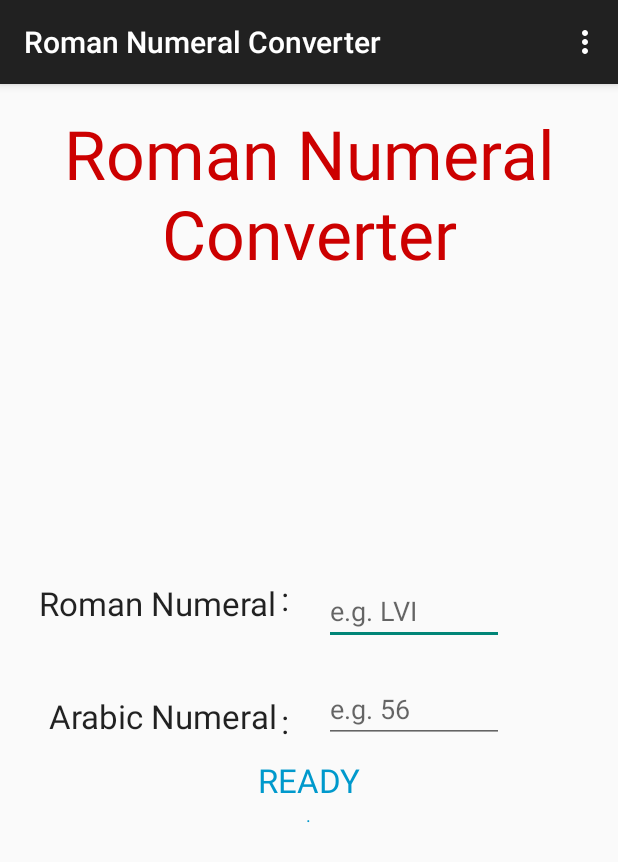
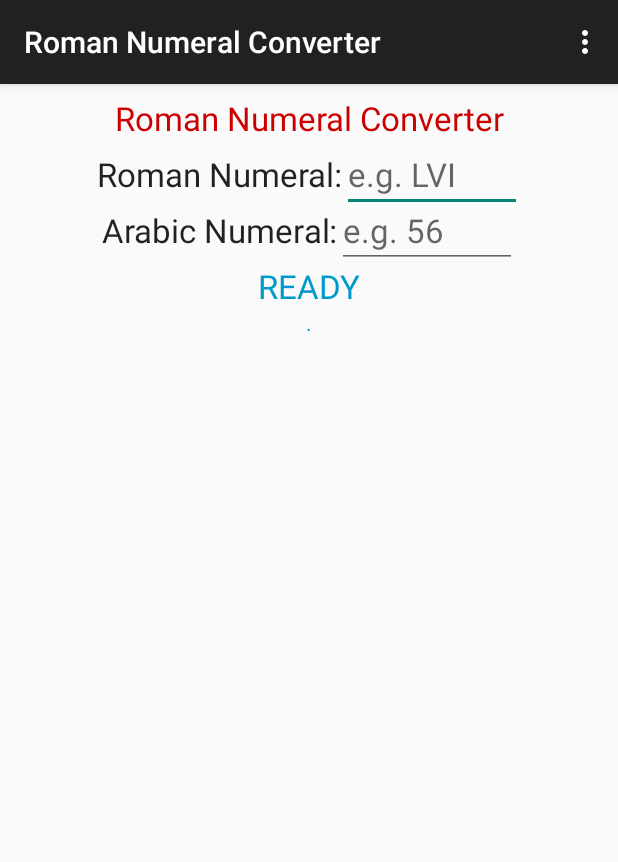
Before and after one commit to shaunpc/RomanNumeralConverter, an Android app: the screen it shows after launch (MainActivity), on a phone screen of 412 x 824 dp. Shown: the top 862 px of the screen. Run offline under Robolectric (Android 15) with nearby library versions, the light colour scheme and no system bars; our stand-ins replace AdMob.

Commit message:
sdk27 and constraint-layout refactor

```diff
--- a/app/src/main/java/com/spc/romannumeralconverter/MainActivity.java
+++ b/app/src/main/java/com/spc/romannumeralconverter/MainActivity.java
@@ -56,14 +56,13 @@ public class MainActivity extends AppCompatActivity {
         setContentView(R.layout.activity_main);
 
         // find the relevant screen components
-        rnEditRN = (EditText) findViewById(R.id.editTextRNInput);
-        rnEditAI = (EditText) findViewById(R.id.editTextAIInput);
-        rnStatus = (TextView) findViewById(R.id.textViewStatus);
-        rnErrMsg = (TextView) findViewById(R.id.textViewErrMsg);
-        rnAuto = (Button) findViewById(R.id.buttonAuto);
-        rnAutoAdd = (Button) findViewById(R.id.buttonAdd);
-        rnAutoSub = (Button) findViewById(R.id.buttonSubtract);
-
+        rnEditRN = findViewById(R.id.editTextRNInput);
+        rnEditAI = findViewById(R.id.editTextAIInput);
+        rnStatus = findViewById(R.id.textViewStatus);
+        rnErrMsg = findViewById(R.id.textViewErrMsg);
+        rnAuto = findViewById(R.id.buttonAuto);
+        rnAutoAdd = findViewById(R.id.buttonAdd);
+        rnAutoSub = findViewById(R.id.buttonSubtract);
         adFragment = findViewById(R.id.adFragment_main);
 
         // create the LongClickListener on status to switch mode
@@ -201,7 +200,10 @@ public class MainActivity extends AppCompatActivity {
         };
         Log.v(TAG, "... created rnTimer " + rnTimer + "... rnTimerRunning=" + rnTimerRunning);
 
-        // In manual mode, so don't yet display it
+        // In manual mode, so don't yet display any clever stuff
+        rnAutoAdd.setVisibility(View.GONE);
+        rnAutoSub.setVisibility(View.GONE);
+        rnAuto.setVisibility(View.GONE);
         adFragment.setVisibility(View.GONE);
 
         // display the last known number
@@ -308,8 +310,8 @@ public class MainActivity extends AppCompatActivity {
             rnStatus.setText(getString(R.string.RN_status));  //READY
             rnErrMsg.setText(getString(R.string.manualreset));
         }
-        rnEditAI.setText(getString(R.string.blank));;  // Setting empty string should make hint visible?
-        rnEditRN.setText(getString(R.string.blank));;  // Setting empty string should make hint visible?
+        rnEditAI.setText(getString(R.string.blank));  // Setting empty string should make hint visible?
+        rnEditRN.setText(getString(R.string.blank));  // Setting empty string should make hint visible?
         rnCounter = 0;
     }
 
--- a/app/src/main/res/layout-land/activity_main.xml
+++ /dev/null
@@ -1,191 +0,0 @@
-<RelativeLayout xmlns:android="http://schemas.android.com/apk/res/android"
-    xmlns:tools="http://schemas.android.com/tools"
-    android:layout_width="match_parent"
-    android:layout_height="match_parent"
-    android:paddingTop="@dimen/activity_vertical_margin"
-    tools:context=".MainActivity">
-
-    <TextView
-        android:id="@+id/textViewTitle"
-        android:layout_width="wrap_content"
-        android:layout_height="wrap_content"
-        android:layout_alignParentTop="true"
-        android:layout_centerHorizontal="true"
-        android:ellipsize="middle"
-        android:gravity="center"
-        android:text="@string/RNC_title"
-        android:textAppearance="?android:attr/textAppearanceLarge"
-        android:textColor="@android:color/holo_red_dark"
-        android:textSize="@dimen/abc_text_size_display_2_material" />
-
-    <TextView
-        android:id="@+id/centerPlaceholder"
-        android:layout_width="@dimen/abc_text_size_title_material"
-        android:layout_height="@dimen/abc_text_size_title_material"
-        android:layout_centerInParent="true" />
-
-    <TextView
-        android:id="@+id/textViewRN"
-        android:layout_width="wrap_content"
-        android:layout_height="wrap_content"
-        android:layout_above="@id/centerPlaceholder"
-        android:layout_alignParentLeft="true"
-        android:layout_alignParentStart="true"
-        android:layout_toLeftOf="@id/colonRN"
-        android:layout_toStartOf="@id/colonRN"
-        android:gravity="end|center_vertical"
-        android:minLines="2"
-        android:paddingLeft="@dimen/activity_horizontal_margin"
-        android:text="@string/RN_text"
-        android:textAppearance="?android:attr/textAppearanceLarge" />
-
-    <TextView
-        android:id="@+id/colonRN"
-        android:layout_width="wrap_content"
-        android:layout_height="wrap_content"
-        android:layout_above="@id/centerPlaceholder"
-        android:layout_toLeftOf="@id/editTextRNInput"
-        android:layout_toStartOf="@id/editTextRNInput"
-        android:gravity="center"
-        android:minLines="2"
-        android:padding="3dp"
-        android:text="@string/colon"
-        android:textAppearance="?android:attr/textAppearanceLarge" />
-
-    <EditText
-        android:id="@+id/editTextRNInput"
-        android:layout_width="wrap_content"
-        android:layout_height="wrap_content"
-        android:layout_above="@id/centerPlaceholder"
-        android:layout_toLeftOf="@id/centerPlaceholder"
-        android:layout_toStartOf="@id/centerPlaceholder"
-        android:gravity="center"
-        android:hint="@string/RN_input"
-        android:imeOptions="actionDone"
-        android:inputType="text|textCapCharacters|textNoSuggestions"
-        android:minLines="2"
-        android:minWidth="120dp"
-        android:textColor="@color/cactusGreenColor" />
-
-    <TextView
-        android:id="@+id/textViewAI"
-        android:layout_width="wrap_content"
-        android:layout_height="wrap_content"
-        android:layout_above="@id/centerPlaceholder"
-        android:layout_alignParentEnd="true"
-        android:layout_alignParentRight="true"
-        android:layout_toEndOf="@id/colonAI"
-        android:layout_toRightOf="@id/colonAI"
-        android:gravity="start|center_vertical"
-        android:minLines="2"
-        android:paddingRight="@dimen/activity_horizontal_margin"
-        android:text="@string/AI_text"
-        android:textAppearance="?android:attr/textAppearanceLarge" />
-
-    <EditText
-        android:id="@+id/editTextAIInput"
-        android:layout_width="wrap_content"
-        android:layout_height="wrap_content"
-        android:layout_above="@id/centerPlaceholder"
-        android:layout_toEndOf="@id/centerPlaceholder"
-        android:layout_toRightOf="@id/centerPlaceholder"
-        android:gravity="center"
-        android:hint="@string/AI_input"
-        android:imeOptions="actionDone"
-        android:inputType="number"
-        android:minLines="2"
-        android:minWidth="120dp"
-        android:textColor="@color/cactusGreenColor" />
-
-    <TextView
-        android:id="@+id/colonAI"
-        android:layout_width="wrap_content"
-        android:layout_height="wrap_content"
-        android:layout_above="@id/centerPlaceholder"
-        android:layout_toEndOf="@id/editTextAIInput"
-        android:layout_toRightOf="@id/editTextAIInput"
-        android:gravity="center"
-        android:minLines="2"
-        android:padding="3dp"
-        android:text="@string/colon"
-        android:textAppearance="?android:attr/textAppearanceLarge" />
-
-    <TextView
-        android:id="@+id/textViewStatus"
-        android:layout_width="wrap_content"
-        android:layout_height="wrap_content"
-        android:layout_below="@id/textViewAI"
-        android:layout_centerHorizontal="true"
-        android:clickable="true"
-        android:gravity="end|center_vertical"
-        android:longClickable="true"
-        android:onClick="onStatusClick"
-        android:text="@string/RN_status"
-        android:textAppearance="?android:attr/textAppearanceLarge"
-        android:textColor="@android:color/holo_blue_dark" />
-
-    <TextView
-        android:id="@+id/textViewErrMsg"
-        android:layout_width="wrap_content"
-        android:layout_height="wrap_content"
-        android:layout_below="@id/buttonAuto"
-        android:layout_centerHorizontal="true"
-        android:gravity="end|center_vertical"
-        android:text="@string/RN_errmsg"
-        android:textColor="@android:color/holo_blue_dark"
-        android:textSize="@dimen/abc_text_size_caption_material" />
-
-    <Button
-        android:id="@+id/buttonAdd"
-        android:layout_width="70dp"
-        android:layout_height="70dp"
-        android:layout_below="@id/textViewStatus"
-        android:layout_marginEnd="10dp"
-        android:layout_marginRight="10dp"
-        android:layout_toLeftOf="@id/buttonAuto"
-        android:layout_toStartOf="@id/buttonAuto"
-        android:contentDescription="@string/buttonAdd"
-        android:onClick="counterAdd"
-        android:text="@string/buttonAdd"
-        android:textColor="@android:color/holo_blue_dark"
-        android:textSize="@dimen/abc_text_size_headline_material"
-        android:textStyle="bold"
-        android:visibility="gone" />
-
-    <Button
-        android:id="@+id/buttonAuto"
-        android:layout_width="80dp"
-        android:layout_height="70dp"
-        android:layout_below="@id/textViewStatus"
-        android:layout_centerHorizontal="true"
-        android:contentDescription="@string/buttonAuto"
-        android:onClick="counterAuto"
-        android:text="@string/buttonAutoUp"
-        android:textSize="@dimen/abc_text_size_small_material"
-        android:visibility="gone" />
-
-    <Button
-        android:id="@+id/buttonSubtract"
-        android:layout_width="70dp"
-        android:layout_height="70dp"
-        android:layout_below="@id/textViewStatus"
-        android:layout_marginLeft="10dp"
-        android:layout_marginStart="10dp"
-        android:layout_toEndOf="@id/buttonAuto"
-        android:layout_toRightOf="@id/buttonAuto"
-        android:contentDescription="@string/buttonSubtract"
-        android:onClick="counterSubtract"
-        android:text="@string/buttonSubtract"
-        android:textColor="@android:color/holo_blue_dark"
-        android:textSize="@dimen/abc_text_size_headline_material"
-        android:textStyle="bold"
-        android:visibility="gone" />
-
-    <fragment
-        android:id="@+id/adFragment_main"
-        android:name="com.spc.romannumeralconverter.AdFragment"
-        android:layout_width="match_parent"
-        android:layout_height="wrap_content"
-        android:layout_alignParentBottom="true" />
-
-</RelativeLayout>
--- a/app/src/main/res/layout/activity_main.xml
+++ b/app/src/main/res/layout/activity_main.xml
@@ -1,9 +1,11 @@
-<RelativeLayout xmlns:android="http://schemas.android.com/apk/res/android"
+<android.support.constraint.ConstraintLayout xmlns:android="http://schemas.android.com/apk/res/android"
+    xmlns:app="http://schemas.android.com/apk/res-auto"
     xmlns:tools="http://schemas.android.com/tools"
+    android:id="@+id/constraintLayout"
     android:layout_width="match_parent"
     android:layout_height="match_parent"
-    android:paddingTop="@dimen/activity_vertical_margin"
-    tools:context=".MainActivity">
+    tools:context=".MainActivity"
+    tools:layout_editor_absoluteY="81dp">
 
     <TextView
         android:id="@+id/textViewTitle"
@@ -11,180 +13,174 @@
         android:layout_height="wrap_content"
         android:layout_alignParentTop="true"
         android:layout_centerHorizontal="true"
+        android:layout_marginEnd="8dp"
+        android:layout_marginStart="8dp"
+        android:layout_marginTop="8dp"
         android:ellipsize="middle"
         android:gravity="center"
         android:text="@string/RNC_title"
         android:textAppearance="?android:attr/textAppearanceLarge"
         android:textColor="@android:color/holo_red_dark"
-        android:textSize="@dimen/abc_text_size_display_2_material" />
+        app:layout_constraintEnd_toEndOf="parent"
+        app:layout_constraintStart_toStartOf="parent"
+        app:layout_constraintTop_toTopOf="parent" />
 
     <TextView
-        android:id="@+id/centerPlaceholder"
-        android:layout_width="@dimen/abc_text_size_title_material"
-        android:layout_height="@dimen/abc_text_size_title_material"
-        android:layout_centerInParent="true" />
+        android:id="@+id/textViewRN"
+        android:layout_width="wrap_content"
+        android:layout_height="wrap_content"
+        android:gravity="end|center_vertical"
+        android:singleLine="true"
+        android:text="@string/RN_text"
+        android:textAppearance="?android:attr/textAppearanceLarge"
+        app:layout_constraintBaseline_toBaselineOf="@+id/colonRN"
+        app:layout_constraintEnd_toStartOf="@+id/colonRN"
+        app:layout_constraintHorizontal_chainStyle="packed"
+        app:layout_constraintStart_toStartOf="parent" />
 
     <TextView
         android:id="@+id/colonRN"
         android:layout_width="wrap_content"
         android:layout_height="wrap_content"
-        android:layout_above="@id/centerPlaceholder"
-        android:layout_toLeftOf="@id/centerPlaceholder"
-        android:layout_toStartOf="@id/centerPlaceholder"
+        android:layout_marginTop="8dp"
         android:gravity="center"
-        android:minLines="2"
-        android:padding="3dp"
         android:text="@string/colon"
-        android:textAppearance="?android:attr/textAppearanceLarge" />
-
-    <TextView
-        android:id="@+id/textViewRN"
-        android:layout_width="wrap_content"
-        android:layout_height="wrap_content"
-        android:layout_above="@id/centerPlaceholder"
-        android:layout_toLeftOf="@id/colonRN"
-        android:layout_toStartOf="@id/colonRN"
-        android:gravity="end|center_vertical"
-        android:minLines="2"
-        android:paddingLeft="@dimen/activity_horizontal_margin"
-        android:text="@string/RN_text"
-        android:textAppearance="?android:attr/textAppearanceLarge" />
+        android:textAppearance="?android:attr/textAppearanceLarge"
+        app:layout_constraintEnd_toStartOf="@+id/editTextRNInput"
+        app:layout_constraintStart_toEndOf="@+id/textViewRN"
+        app:layout_constraintTop_toBottomOf="@+id/textViewTitle" />
 
     <EditText
         android:id="@+id/editTextRNInput"
         android:layout_width="wrap_content"
         android:layout_height="wrap_content"
-        android:layout_above="@id/centerPlaceholder"
-        android:layout_toEndOf="@id/centerPlaceholder"
-        android:layout_toRightOf="@id/centerPlaceholder"
         android:gravity="start|center_vertical"
         android:hint="@string/RN_input"
         android:imeOptions="actionDone"
         android:inputType="text|textCapCharacters|textNoSuggestions"
-        android:minLines="2"
         android:minWidth="120dp"
-        android:textColor="@color/cactusGreenColor" />
+        android:textAppearance="?android:attr/textAppearanceLarge"
+        android:textColor="@color/cactusGreenColor"
+        app:layout_constraintStart_toEndOf="@+id/colonRN"
+        app:layout_constraintEnd_toEndOf="parent"
+        app:layout_constraintBaseline_toBaselineOf="@+id/colonRN" />
+
+    <TextView
+        android:id="@+id/textViewAI"
+        android:layout_width="wrap_content"
+        android:layout_height="wrap_content"
+        android:gravity="center_vertical|end"
+        android:singleLine="true"
+        android:text="@string/AI_text"
+        android:textAppearance="?android:attr/textAppearanceLarge"
+        app:layout_constraintBaseline_toBaselineOf="@+id/colonAI"
+        app:layout_constraintEnd_toStartOf="@+id/colonAI"
+        app:layout_constraintHorizontal_chainStyle="packed"
+        app:layout_constraintStart_toStartOf="parent" />
 
     <TextView
         android:id="@+id/colonAI"
         android:layout_width="wrap_content"
         android:layout_height="wrap_content"
-        android:layout_below="@id/centerPlaceholder"
-        android:layout_toLeftOf="@id/centerPlaceholder"
-        android:layout_toStartOf="@id/centerPlaceholder"
+        android:layout_marginTop="8dp"
         android:gravity="center"
-        android:minLines="2"
-        android:padding="3dp"
         android:text="@string/colon"
-        android:textAppearance="?android:attr/textAppearanceLarge" />
-
-    <TextView
-        android:id="@+id/textViewAI"
-        android:layout_width="wrap_content"
-        android:layout_height="wrap_content"
-        android:layout_below="@id/centerPlaceholder"
-        android:layout_toLeftOf="@id/colonAI"
-        android:layout_toStartOf="@id/colonAI"
-        android:gravity="end|center_vertical"
-        android:minLines="2"
-        android:paddingLeft="@dimen/activity_horizontal_margin"
-        android:text="@string/AI_text"
-        android:textAppearance="?android:attr/textAppearanceLarge" />
+        android:textAppearance="?android:attr/textAppearanceLarge"
+        app:layout_constraintEnd_toStartOf="@+id/editTextAIInput"
+        app:layout_constraintStart_toEndOf="@+id/textViewAI"
+        app:layout_constraintTop_toBottomOf="@+id/colonRN" />
 
     <EditText
         android:id="@+id/editTextAIInput"
         android:layout_width="wrap_content"
         android:layout_height="wrap_content"
-        android:layout_below="@id/centerPlaceholder"
-        android:layout_toEndOf="@id/centerPlaceholder"
-        android:layout_toRightOf="@id/centerPlaceholder"
         android:gravity="start|center_vertical"
         android:hint="@string/AI_input"
         android:imeOptions="actionDone"
         android:inputType="number"
-        android:minLines="2"
         android:minWidth="120dp"
-        android:nestedScrollingEnabled="false"
-        android:textColor="@color/cactusGreenColor" />
+        android:textAppearance="?android:attr/textAppearanceLarge"
+        android:textColor="@color/cactusGreenColor"
+        app:layout_constraintStart_toEndOf="@+id/colonAI"
+        app:layout_constraintEnd_toEndOf="parent"
+        app:layout_constraintBaseline_toBaselineOf="@+id/colonAI" />
 
     <TextView
         android:id="@+id/textViewStatus"
         android:layout_width="wrap_content"
         android:layout_height="wrap_content"
-        android:layout_below="@id/textViewAI"
-        android:layout_centerHorizontal="true"
+        android:layout_marginTop="8dp"
         android:clickable="true"
-        android:gravity="end|center_vertical"
+        android:focusable="true"
+        android:gravity="center"
         android:longClickable="true"
         android:onClick="onStatusClick"
         android:text="@string/RN_status"
         android:textAppearance="?android:attr/textAppearanceLarge"
-        android:textColor="@android:color/holo_blue_dark" />
+        android:textColor="@android:color/holo_blue_dark"
+        app:layout_constraintEnd_toEndOf="parent"
+        app:layout_constraintStart_toStartOf="parent"
+        app:layout_constraintTop_toBottomOf="@+id/colonAI" />
+
+    <Button
+        android:id="@+id/buttonAdd"
+        android:layout_width="wrap_content"
+        android:layout_height="wrap_content"
+        android:contentDescription="@string/buttonAdd"
+        android:gravity="center"
+        android:onClick="counterAdd"
+        android:text="@string/buttonAdd"
+        android:textColor="@android:color/holo_blue_dark"
+        android:textStyle="bold"
+        app:layout_constraintBaseline_toBaselineOf="@+id/buttonAuto"
+        app:layout_constraintEnd_toStartOf="@+id/buttonAuto"
+        app:layout_constraintHorizontal_chainStyle="packed"
+        app:layout_constraintStart_toStartOf="parent" />
 
     <Button
         android:id="@+id/buttonAuto"
-        android:layout_width="80dp"
-        android:layout_height="80dp"
-        android:layout_below="@id/textViewStatus"
-        android:layout_centerHorizontal="true"
+        android:layout_width="wrap_content"
+        android:layout_height="wrap_content"
         android:contentDescription="@string/buttonAuto"
+        android:gravity="center"
         android:onClick="counterAuto"
         android:text="@string/buttonAutoUp"
-        android:textSize="@dimen/abc_text_size_small_material"
-        android:visibility="gone" />
-
-
-    <Button
-        android:id="@+id/buttonAdd"
-        android:layout_width="80dp"
-        android:layout_height="80dp"
-        android:layout_below="@id/textViewStatus"
-        android:layout_marginEnd="10dp"
-        android:layout_marginRight="10dp"
-        android:layout_toLeftOf="@id/buttonAuto"
-        android:layout_toStartOf="@id/buttonAuto"
-        android:contentDescription="@string/buttonAdd"
-        android:onClick="counterAdd"
-        android:text="@string/buttonAdd"
-        android:textColor="@android:color/holo_blue_dark"
-        android:textSize="@dimen/abc_text_size_headline_material"
-        android:textStyle="bold"
-        android:visibility="gone" />
-
+        app:layout_constraintEnd_toStartOf="@+id/buttonSubtract"
+        app:layout_constraintStart_toEndOf="@+id/buttonAdd"
+        app:layout_constraintTop_toBottomOf="@+id/textViewStatus" />
 
     <Button
         android:id="@+id/buttonSubtract"
-        android:layout_width="80dp"
-        android:layout_height="80dp"
-        android:layout_below="@id/textViewStatus"
-        android:layout_marginLeft="10dp"
-        android:layout_marginStart="10dp"
-        android:layout_toEndOf="@id/buttonAuto"
-        android:layout_toRightOf="@id/buttonAuto"
+        android:layout_width="wrap_content"
+        android:layout_height="wrap_content"
         android:contentDescription="@string/buttonSubtract"
+        android:gravity="center"
         android:onClick="counterSubtract"
         android:text="@string/buttonSubtract"
         android:textColor="@android:color/holo_blue_dark"
-        android:textSize="@dimen/abc_text_size_headline_material"
         android:textStyle="bold"
-        android:visibility="gone" />
+        app:layout_constraintBaseline_toBaselineOf="@+id/buttonAuto"
+        app:layout_constraintEnd_toEndOf="parent"
+        app:layout_constraintStart_toEndOf="@+id/buttonAuto" />
 
     <TextView
         android:id="@+id/textViewErrMsg"
         android:layout_width="wrap_content"
         android:layout_height="wrap_content"
-        android:layout_below="@id/buttonAuto"
-        android:layout_centerHorizontal="true"
-        android:gravity="end|center_vertical"
+        android:gravity="center"
         android:text="@string/RN_errmsg"
         android:textColor="@android:color/holo_blue_dark"
-        android:textSize="@dimen/abc_text_size_caption_material" />
+        app:layout_constraintEnd_toEndOf="parent"
+        app:layout_constraintStart_toStartOf="parent"
+        app:layout_constraintTop_toBottomOf="@+id/buttonAuto" />
 
     <fragment
         android:id="@+id/adFragment_main"
         android:name="com.spc.romannumeralconverter.AdFragment"
-        android:layout_width="match_parent"
+        android:layout_width="wrap_content"
         android:layout_height="wrap_content"
-        android:layout_alignParentBottom="true" />
+        app:layout_constraintBottom_toBottomOf="parent"
+        app:layout_constraintEnd_toEndOf="parent"
+        app:layout_constraintStart_toStartOf="parent" />
 
-</RelativeLayout>
+</android.support.constraint.ConstraintLayout>
--- a/app/src/main/res/values/strings.xml
+++ b/app/src/main/res/values/strings.xml
@@ -14,10 +14,10 @@
     <string name="RN_errmsg">.</string>
     <string name="colon"> : </string>
     <string name="buttonAdd">+</string>
-    <string name="buttonAuto">COUNTER</string>
-    <string name="buttonAutoUp">COUNT UP</string>
+    <string name="buttonAuto">  COUNTER </string>
+    <string name="buttonAutoUp"> COUNT UP </string>
     <string name="buttonAutoDown">COUNT DOWN</string>
-    <string name="buttonAutoStop">STOP</string>
+    <string name="buttonAutoStop">   STOP   </string>
     <string name="buttonSubtract">-</string>
     <string name="dummy_button">Dummy Button</string>
     <string name="dummy_content">DUMMY\nCONTENT</string>
--- a/build.gradle
+++ b/build.gradle
@@ -1,11 +1,14 @@
 // Top-level build file where you can add configuration options common to all sub-projects/modules.
 
 buildscript {
+
     repositories {
+        google()
         jcenter()
     }
     dependencies {
-        classpath 'com.android.tools.build:gradle:2.3.1'
+        classpath 'com.android.tools.build:gradle:3.0.1'
+
 
         // NOTE: Do not place your application dependencies here; they belong
         // in the individual module build.gradle files
@@ -14,6 +17,7 @@ buildscript {
 
 allprojects {
     repositories {
+        google()
         jcenter()
     }
 }
```
Also changed, not shown: app/build.gradle (+12 -19 lines), gradle/wrapper/gradle-wrapper.properties, 3 other files.
